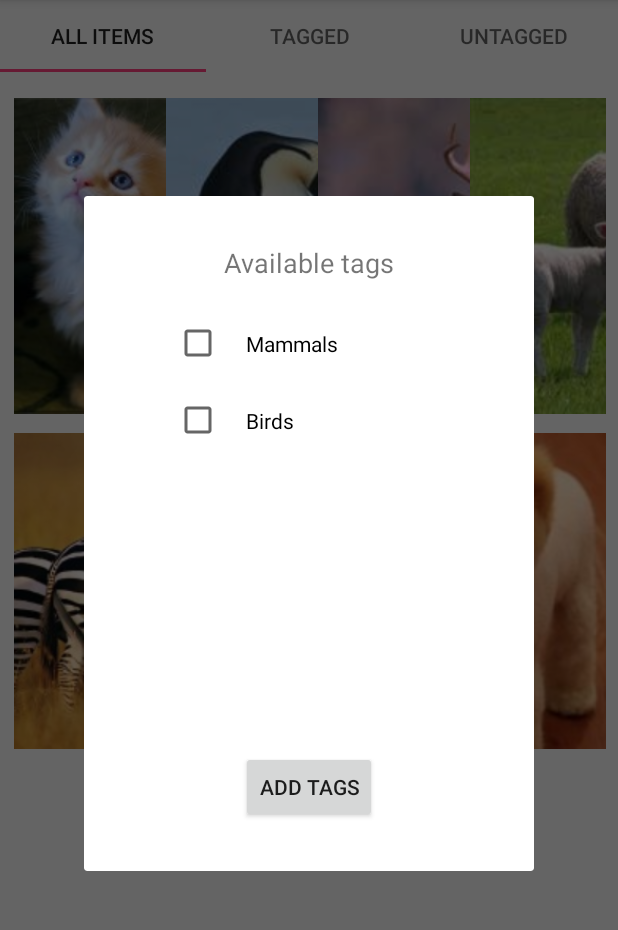
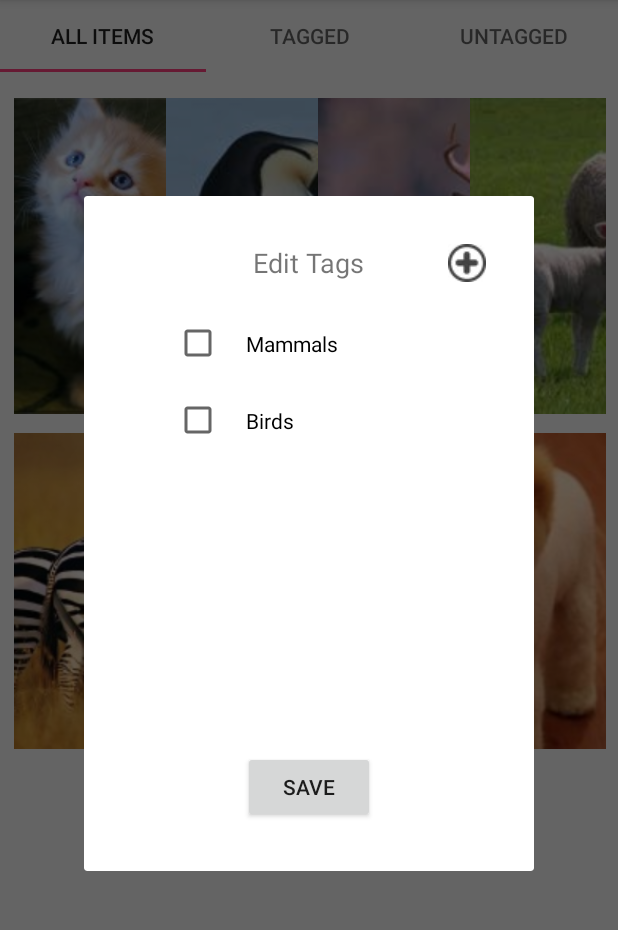
Before and after one commit to akhil-code/gallery-app-android, an Android app: the fragment AddTagsFragment placed in its activity, on a phone screen of 412 x 824 dp, the part 84-1014 px from its top. Run offline under Robolectric (Android 15) with nearby library versions, the phone set to English and light mode, and no system bars; 2 statements that could not run were skipped.

Commit message:
implemented on long click on tagged items

```diff
--- a/app/src/main/java/com/techg/restaurant/AddTagsAdapter.java
+++ b/app/src/main/java/com/techg/restaurant/AddTagsAdapter.java
@@ -16,16 +16,18 @@ import android.widget.Toast;
 import java.util.ArrayList;
 
 public class AddTagsAdapter extends RecyclerView.Adapter<AddTagsAdapter.ViewHolder> {
-    private SQLiteDatabase db;
-    private Context context;
     private ArrayList<Category> categories;
     private ArrayList<CheckBox> checkBoxes = new ArrayList<>();
+    private long items_checked;
 
     // Provide a suitable constructor (depends on the kind of dataset)
-    public AddTagsAdapter(SQLiteDatabase db, Context context) {
-        this.db = db;
-        this.context = context;
-        this.categories = Category.getAllCategories(db);
+    public AddTagsAdapter(SQLiteDatabase db, Context context, long item_id) {
+        // fetch categories checked and unchecked and merge them
+        ArrayList<Category> categories_checked = Category.getCategoriesOfItem(db, item_id, true);
+        ArrayList<Category> categories_unchecked = Category.getCategoriesOfItem(db, item_id, false);
+        this.items_checked = categories_checked.size();
+        categories_checked.addAll(categories_unchecked);
+        categories = categories_checked;
     }
 
     @Override
@@ -39,6 +41,8 @@ public class AddTagsAdapter extends RecyclerView.Adapter<AddTagsAdapter.ViewHold
     @Override
     public void onBindViewHolder(final ViewHolder holder, final int position) {
         holder.checkBox.setText(categories.get(position).name);
+        if(position < items_checked)
+            holder.checkBox.setChecked(true);
     }
 
     @Override
@@ -60,7 +64,12 @@ public class AddTagsAdapter extends RecyclerView.Adapter<AddTagsAdapter.ViewHold
     }
 
     public ArrayList<CheckBox> getCheckboxes(){
-        return this.checkBoxes;
+        return checkBoxes;
     }
-
+    public long getNumberOfCheckedItems(){
+        return items_checked;
+    }
+    public ArrayList<Category> getCategories() {
+        return categories;
+    }
 }
--- a/app/src/main/java/com/techg/restaurant/Category.java
+++ b/app/src/main/java/com/techg/restaurant/Category.java
@@ -82,6 +82,29 @@ public class Category {
                 null               // The sort order
         );
 
+        return getCategoriesFromCursor(cursor);
+    }
+
+    public static long deleteCategory(SQLiteDatabase db, long id){
+        // Define 'where' part of query.
+        String selection = BaseColumns._ID + " = ?";
+        String[] selectionArgs = { Long.toString(id) };
+        return db.delete(MenuContract.Category.TABLE_NAME, selection, selectionArgs);
+    }
+
+    public static ArrayList<Category> getCategoriesOfItem(SQLiteDatabase db, long item_id, boolean included){
+        String SQL_QUERY = "SELECT * FROM " + MenuContract.Category.TABLE_NAME
+                                + " WHERE " + MenuContract.Category._ID;
+        if(!included) SQL_QUERY += " NOT";
+        SQL_QUERY += " IN ( SELECT DISTINCT(" + MenuContract.Tag.COLUMN_NAME_CATEGORY_ID +
+                                ") FROM " + MenuContract.Tag.TABLE_NAME + " WHERE " +
+                                   MenuContract.Tag.COLUMN_NAME_ITEM_ID + " = " + item_id + ")";
+        Cursor cursor = db.rawQuery(SQL_QUERY,null);
+        return getCategoriesFromCursor(cursor);
+    }
+
+
+    private static ArrayList<Category> getCategoriesFromCursor(Cursor cursor){
         ArrayList<Category> categories = new ArrayList<>();
         while(cursor.moveToNext()){
             long id = cursor.getLong(cursor.getColumnIndex(BaseColumns._ID));
@@ -92,12 +115,4 @@ public class Category {
 
         return categories;
     }
-
-    public static long deleteCategory(SQLiteDatabase db, long id){
-        // Define 'where' part of query.
-        String selection = BaseColumns._ID + " = ?";
-        String[] selectionArgs = { Long.toString(id) };
-        return db.delete(MenuContract.Category.TABLE_NAME, selection, selectionArgs);
-    }
-
 }
--- a/app/src/main/java/com/techg/restaurant/MainActivity.java
+++ b/app/src/main/java/com/techg/restaurant/MainActivity.java
@@ -23,8 +23,31 @@ public class MainActivity extends AppCompatActivity implements  AddTagsFragment.
         super.onCreate(savedInstanceState);
         setContentView(R.layout.activity_main);
 
+        // adding data to Database
+        addContent();
+
+        // Instantiate a ViewPager and a PagerAdapter.
+        mPager = (ViewPager) findViewById(R.id.pager);
+        PagerAdapter mPagerAdapter = new ScreenSlidePagerAdapter(getSupportFragmentManager(), 3, true, null);
+        mPager.setAdapter(mPagerAdapter);
+        // shows titles of pages in view pager
+        TabLayout tabLayout = (TabLayout) findViewById(R.id.tabLayout);
+        tabLayout.setupWithViewPager(mPager);
+
+    }
+
+    // refreshes pages when new tags are added
+    @Override
+    public void tagsAdded() {
+        mPager.getAdapter().notifyDataSetChanged();
+    }
+
+    // adds data to database
+    void addContent(){
+        // database objects
         MenuDbHelper menuDbHelper = new MenuDbHelper(getApplicationContext());
         SQLiteDatabase db = menuDbHelper.getWritableDatabase();
+
         // add content data
         Item.insertItemToDb(db, "Cat","150","img1");
         Item.insertItemToDb(db, "Dog","450","img2");
@@ -36,20 +59,5 @@ public class MainActivity extends AppCompatActivity implements  AddTagsFragment.
 
         Category.insertCategoryToDb(db, "Mammals");
         Category.insertCategoryToDb(db, "Birds");
-
-
-        // Instantiate a ViewPager and a PagerAdapter.
-        mPager = (ViewPager) findViewById(R.id.pager);
-        PagerAdapter mPagerAdapter = new ScreenSlidePagerAdapter(getSupportFragmentManager(), 3, true, null);
-        mPager.setAdapter(mPagerAdapter);
-
-        TabLayout tabLayout = (TabLayout) findViewById(R.id.tabLayout);
-        tabLayout.setupWithViewPager(mPager);
-
-    }
-
-    @Override
-    public void tagsAdded() {
-        mPager.getAdapter().notifyDataSetChanged();
     }
 }
--- a/app/src/main/java/com/techg/restaurant/TaggedView.java
+++ b/app/src/main/java/com/techg/restaurant/TaggedView.java
@@ -32,7 +32,7 @@ public class TaggedView extends Fragment {
         recyclerView.setHasFixedSize(true);
         layoutManager = new LinearLayoutManager(context);
         recyclerView.setLayoutManager(layoutManager);
-        mAdapter = new TaggedViewVerticalAdapter(db, context);
+        mAdapter = new TaggedViewVerticalAdapter(db, context, getFragmentManager());
         recyclerView.setAdapter(mAdapter);
 
         return view;
--- a/app/src/main/java/com/techg/restaurant/TaggedViewHorizontalAdapter.java
+++ b/app/src/main/java/com/techg/restaurant/TaggedViewHorizontalAdapter.java
@@ -7,6 +7,7 @@ import android.database.sqlite.SQLiteDatabase;
 import android.os.Bundle;
 import android.support.v4.app.DialogFragment;
 import android.support.v4.app.Fragment;
+import android.support.v4.app.FragmentManager;
 import android.support.v4.app.FragmentTransaction;
 import android.support.v7.widget.RecyclerView;
 import android.util.Log;
@@ -24,16 +25,18 @@ public class TaggedViewHorizontalAdapter extends RecyclerView.Adapter<TaggedView
     private ArrayList<Item> items;
     private Category category;
     private Context context;
+    private FragmentManager fm;
 
     // Provide a suitable constructor (depends on the kind of dataset)
-    public TaggedViewHorizontalAdapter(SQLiteDatabase db, Category category, Context context) {
+    public TaggedViewHorizontalAdapter(SQLiteDatabase db, Category category, Context context, FragmentManager fm) {
         this.db = db;
         this.category = category;
         if(db != null)
             this.items = Item.getItemsOfCategoryFromDb(db, category);
 
+        this.category = category;
         this.context = context;
-        this.category = category;
+        this.fm = fm;
     }
 
     @Override
@@ -61,7 +64,21 @@ public class TaggedViewHorizontalAdapter extends RecyclerView.Adapter<TaggedView
         holder.imageView.setOnLongClickListener(new View.OnLongClickListener() {
             @Override
             public boolean onLongClick(View view) {
-                Toast.makeText(context, ""+position,Toast.LENGTH_LONG).show();
+
+                FragmentTransaction ft = fm.beginTransaction();
+                Fragment prev = fm.findFragmentByTag("dialog");
+                if (prev != null) {
+                    ft.remove(prev);
+                }
+                ft.addToBackStack(null);
+
+                Bundle args = new Bundle();
+                args.putLong("item_id", items.get(position).id);
+                args.putBoolean("editMode", true);
+                DialogFragment dialogFragment = new AddTagsFragment();
+                dialogFragment.setArguments(args);
+                dialogFragment.show(ft, "dialog");
+
                 return true;
             }
         });
--- a/app/src/main/java/com/techg/restaurant/TaggedViewVerticalAdapter.java
+++ b/app/src/main/java/com/techg/restaurant/TaggedViewVerticalAdapter.java
@@ -2,6 +2,7 @@ package com.techg.restaurant;
 
 import android.content.Context;
 import android.database.sqlite.SQLiteDatabase;
+import android.support.v4.app.FragmentManager;
 import android.support.v7.widget.LinearLayoutManager;
 import android.support.v7.widget.RecyclerView;
 import android.view.LayoutInflater;
@@ -16,13 +17,15 @@ public class TaggedViewVerticalAdapter extends RecyclerView.Adapter<TaggedViewVe
     private SQLiteDatabase db;
     private ArrayList<Category> categories;
     private Context context;
+    private FragmentManager fm;
 
     // Provide a suitable constructor (depends on the kind of dataset)
-    public TaggedViewVerticalAdapter(SQLiteDatabase db, Context context) {
+    public TaggedViewVerticalAdapter(SQLiteDatabase db, Context context, FragmentManager fm) {
         this.db = db;
         if(db != null)
             categories = Category.getAllCategories(db);
         this.context = context;
+        this.fm = fm;
     }
 
     @Override
@@ -40,7 +43,7 @@ public class TaggedViewVerticalAdapter extends RecyclerView.Adapter<TaggedViewVe
         holder.horizontalRecyclerView.setHasFixedSize(true);
         RecyclerView.LayoutManager layoutManager = new LinearLayoutManager(context, LinearLayoutManager.HORIZONTAL, false);
         holder.horizontalRecyclerView.setLayoutManager(layoutManager);
-        RecyclerView.Adapter horizontalAdapter = new TaggedViewHorizontalAdapter(db, categories.get(position), context);
+        RecyclerView.Adapter horizontalAdapter = new TaggedViewHorizontalAdapter(db, categories.get(position), context, fm);
         holder.horizontalRecyclerView.setAdapter(horizontalAdapter);
     }
 
--- a/app/src/main/java/com/techg/restaurant/UntaggedGridFragment.java
+++ b/app/src/main/java/com/techg/restaurant/UntaggedGridFragment.java
@@ -79,6 +79,7 @@ public class UntaggedGridFragment extends Fragment{
 
                     Bundle args = new Bundle();
                     args.putLong("item_id", items.get(position).id);
+                    args.putBoolean("editMode", false);
                     DialogFragment dialogFragment = new AddTagsFragment();
                     dialogFragment.setArguments(args);
                     dialogFragment.show(ft, "dialog");
--- a/app/src/main/res/layout/fragment_add_tags.xml
+++ b/app/src/main/res/layout/fragment_add_tags.xml
@@ -16,7 +16,7 @@
             android:layout_width="wrap_content"
             android:layout_height="wrap_content"
             android:layout_marginBottom="32dp"
-            android:text="Add Tags"
+            android:text="Save"
             app:layout_constraintBottom_toBottomOf="parent"
             app:layout_constraintEnd_toEndOf="parent"
             app:layout_constraintStart_toStartOf="parent" />
@@ -26,7 +26,7 @@
             android:layout_width="wrap_content"
             android:layout_height="wrap_content"
             android:layout_marginTop="32dp"
-            android:text="Available tags"
+            android:text="Edit Tags"
             android:textSize="18sp"
             app:layout_constraintEnd_toEndOf="parent"
             app:layout_constraintStart_toStartOf="parent"
@@ -46,6 +46,17 @@
             app:layout_constraintEnd_toEndOf="parent"
             app:layout_constraintStart_toStartOf="parent"
             app:layout_constraintTop_toBottomOf="@+id/textView" />
+
+        <ImageView
+            android:id="@+id/new_category_imageview"
+            android:layout_width="25dp"
+            android:layout_height="25dp"
+            android:layout_marginEnd="32dp"
+            android:layout_marginRight="32dp"
+            android:layout_marginTop="32dp"
+            android:src="@drawable/icon"
+            app:layout_constraintEnd_toEndOf="parent"
+            app:layout_constraintTop_toTopOf="parent" />
     </android.support.constraint.ConstraintLayout>
 
 </FrameLayout>
```
Also changed, not shown: app/src/main/java/com/techg/restaurant/AddTagsFragment.java (+49 -13 lines), app/src/main/java/com/techg/restaurant/Tag.java (+3 -4 lines), app/src/main/res/drawable/icon.jpg (added).
